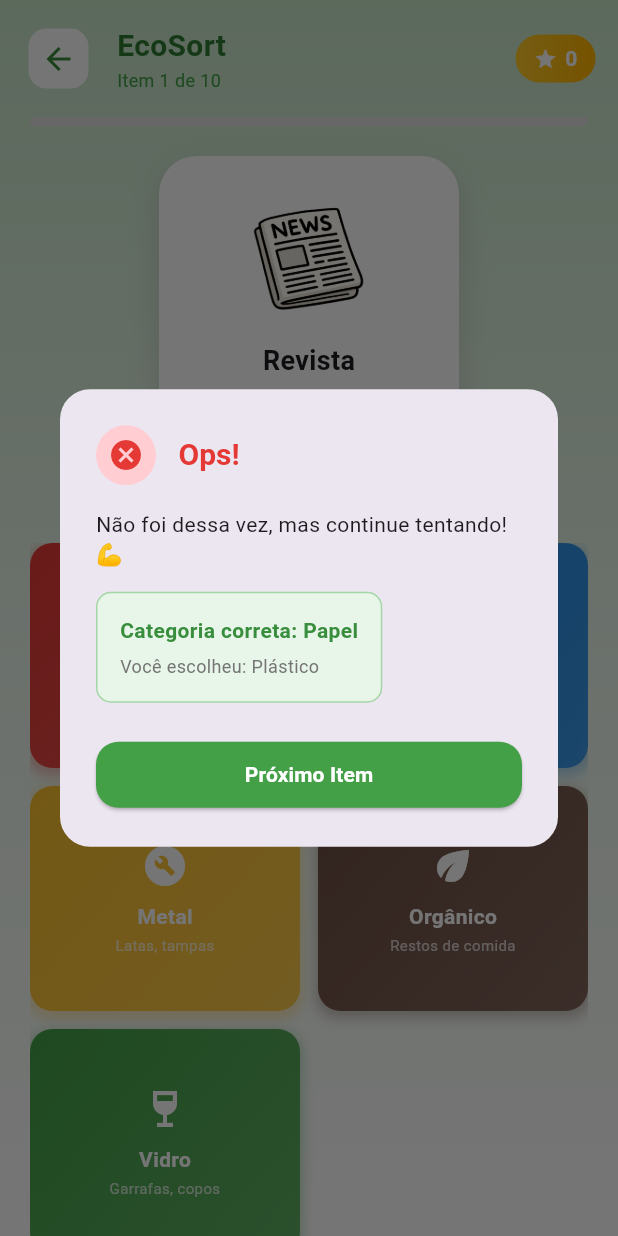
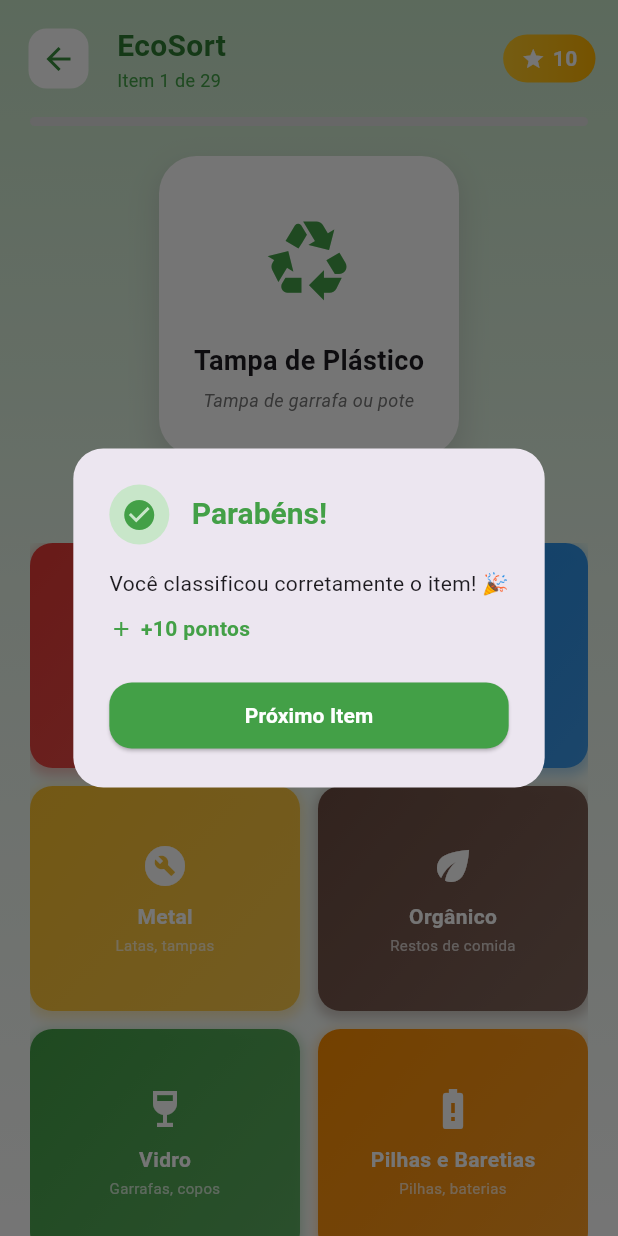
Before and after one commit to ericamila/eco_reciclagem, a Flutter app: the TelaJogo screen opened directly, after a tap on "Plástico", on a phone screen of 412 x 824 dp. Run offline on Flutter 3.47's test engine with Material 3 defaults, Android fonts, the light colour scheme and no system bars.

Commit message:
feat: more images

```diff
--- a/lib/utils/constants.dart
+++ b/lib/utils/constants.dart
@@ -4,14 +4,35 @@
 final List<Map<String, dynamic>> itens = [
   {'nome': 'Garrafa PET', 'categoria': 'Plástico', 'imagem': 'assets/images/plastic_bottle.png', 'dica': 'Material plástico transparente'},
   {'nome': 'Jornal', 'categoria': 'Papel', 'imagem': 'assets/images/newspaper.png', 'dica': 'Material de papel impresso'},
-  {'nome': 'Lata de Alumínio', 'categoria': 'Metal', 'imagem': 'assets/images/aluminum_can.png', 'dica': 'Material metálico leve'},
+  {'nome': 'Lata de Alumínio', 'categoria': 'Metal', 'imagem': 'assets/images/tin_can.png', 'dica': 'Material metálico leve'},
   {'nome': 'Casca de Banana', 'categoria': 'Orgânico', 'imagem': 'assets/images/banana_peel.png', 'dica': 'Resto de alimento natural'},
   {'nome': 'Garrafa de Vidro', 'categoria': 'Vidro', 'imagem': 'assets/images/glass_bottle.png', 'dica': 'Material transparente e frágil'},
-  {'nome': 'Revista', 'categoria': 'Papel', 'imagem': 'assets/images/newspaper.png', 'dica': 'Material de papel colorido'},
-  {'nome': 'Sacola Plástica', 'categoria': 'Plástico', 'imagem': 'assets/images/plastic_bottle.png', 'dica': 'Material plástico flexível'},
-  {'nome': 'Resto de Comida', 'categoria': 'Orgânico', 'imagem': 'assets/images/banana_peel.png', 'dica': 'Sobras de alimentos'},
-  {'nome': 'Lata de Conserva', 'categoria': 'Metal', 'imagem': 'assets/images/aluminum_can.png', 'dica': 'Embalagem metálica de alimentos'},
-  {'nome': 'Copo de Vidro', 'categoria': 'Vidro', 'imagem': 'assets/images/glass_bottle.png', 'dica': 'Utensílio de vidro transparente'},
+  {'nome': 'Revista', 'categoria': 'Papel', 'imagem': 'assets/images/magazine.png', 'dica': 'Material de papel colorido'},
+  {'nome': 'Sacola Plástica', 'categoria': 'Plástico', 'imagem': 'assets/images/plastic_bag.png', 'dica': 'Material plástico flexível'},
+  {'nome': 'Resto de Comida', 'categoria': 'Orgânico', 'imagem': 'assets/images/apple_core.png', 'dica': 'Sobras de alimentos'},
+  {'nome': 'Lata de Conserva', 'categoria': 'Metal', 'imagem': 'assets/images/tin_can.png', 'dica': 'Embalagem metálica de alimentos'},
+  {'nome': 'Copo de Vidro', 'categoria': 'Vidro', 'imagem': 'assets/images/glass_cup.png', 'dica': 'Utensílio de vidro transparente'},
+  {'nome': 'Caixa de Papelão', 'categoria': 'Papel', 'imagem': 'assets/images/cardboard_box.png', 'dica': 'Embalagem de papel'},
+  {'nome': 'Garrafa de Plástico', 'categoria': 'Plástico', 'imagem': 'assets/images/plastic_bottle.png', 'dica': 'Garrafa de plástico'},
+  {'nome': 'Lata de Refrigerante', 'categoria': 'Metal', 'imagem': 'assets/images/aluminum_can.png', 'dica': 'Lata de bebida'},
+  {'nome': 'Folha Seca', 'categoria': 'Orgânico', 'imagem': 'assets/images/dry_leaf.png', 'dica': 'Resíduo vegetal'},
+  {'nome': 'Pote de Vidro', 'categoria': 'Vidro', 'imagem': 'assets/images/glass_jar.png', 'dica': 'Pote de vidro'},
+  {'nome': 'Caixa de Leite', 'categoria': 'Papel', 'imagem': 'assets/images/milk_carton.png', 'dica': 'Embalagem de papel revestido'},
+  {'nome': 'Garrafa de Vinho', 'categoria': 'Vidro', 'imagem': 'assets/images/wine_bottle.png', 'dica': 'Garrafa de vidro para bebidas'},
+  {'nome': 'Pilha', 'categoria': 'Pilhas e Baretias', 'imagem': 'assets/images/battery.png', 'dica': 'Fonte de energia metálica'},
+  {'nome': 'Embalagem de Alimentos', 'categoria': 'Plástico', 'imagem': 'assets/images/food_packaging_plastic.png', 'dica': 'Embalagem plástica de alimentos'},
+  {'nome': 'Restos de Pão', 'categoria': 'Orgânico', 'imagem': 'assets/images/bread_crust.png', 'dica': 'Sobras de pão'},
+
+  {'nome': 'Restos de Comida Cozida', 'categoria': 'Orgânico', 'imagem': 'assets/images/cooked_food_scraps.png', 'dica': 'Sobras de refeições'},
+  {'nome': 'Caixa de Sapatos', 'categoria': 'Papel', 'imagem': 'assets/images/shoe_box.png', 'dica': 'Embalagem de papel para calçados'},
+  {'nome': 'Tampa de Plástico', 'categoria': 'Plástico', 'imagem': 'assets/images/plastic_lid.png', 'dica': 'Tampa de garrafa ou pote'},
+  {'nome': 'Bateria de Carro', 'categoria': 'Pilhas e Baretias', 'imagem': 'assets/images/car_battery.png', 'dica': 'Fonte de energia automotiva'},
+  {'nome': 'Embalagem Tetra Pak', 'categoria': 'Papel', 'imagem': 'assets/images/tetra_pak.png', 'dica': 'Embalagem de papel revestido'},
+  {'nome': 'Lata de Sopa', 'categoria': 'Metal', 'imagem': 'assets/images/soup_can.png', 'dica': 'Embalagem metálica de sopa'},
+  {'nome': 'Caixa de Cereais', 'categoria': 'Papel', 'imagem': 'assets/images/cereal_box.png', 'dica': 'Embalagem de papel para cereais'},
+  {'nome': 'Resto de Verduras', 'categoria': 'Orgânico', 'imagem': 'assets/images/vegetable_scraps.png', 'dica': 'Sobras de vegetais'},
+  {'nome': 'Embalagem Plástica de Iogurte', 'categoria': 'Plástico', 'imagem': 'assets/images/yogurt_packaging.png', 'dica': 'Embalagem plástica de iogurte'},
+
 ];
 
 // Categorias de reciclagem
@@ -21,4 +42,6 @@
   {'nome': 'Metal', 'cor': Colors.yellow[700], 'icone': Icons.build_circle, 'descricao': 'Latas, tampas'},
   {'nome': 'Orgânico', 'cor': Colors.brown[600], 'icone': Icons.eco, 'descricao': 'Restos de comida'},
   {'nome': 'Vidro', 'cor': Colors.green[600], 'icone': Icons.wine_bar, 'descricao': 'Garrafas, copos'},
+  {'nome': 'Pilhas e Baretias', 'cor': Colors.orange[600], 'icone': Icons.battery_alert, 'descricao': 'Pilhas, baterias'},
+  //{'nome': 'Outros', 'cor': Colors.grey[600], 'icone': Icons.help, 'descricao': 'Itens não recicláveis'},
 ];
```
Also changed, not shown: Screenshot_20250712_230847.png (added), Screenshot_20250712_230913.png (added), assets/images/apple_core.png (added), assets/images/battery.png (added), assets/images/bread_crust.png (added), assets/images/cardboard_box.png (added), assets/images/dry_leaf.png (added), assets/images/food_packaging_plastic.png (added), assets/images/glass_cup.png (added), assets/images/glass_jar.png (added), 6 other files.
